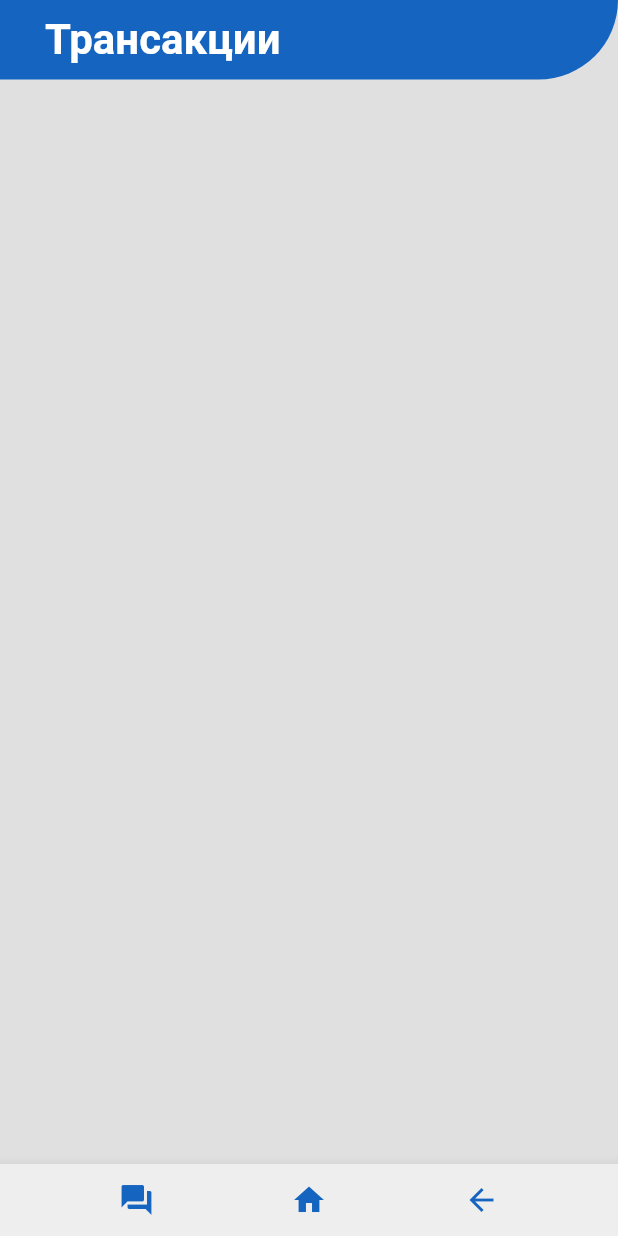
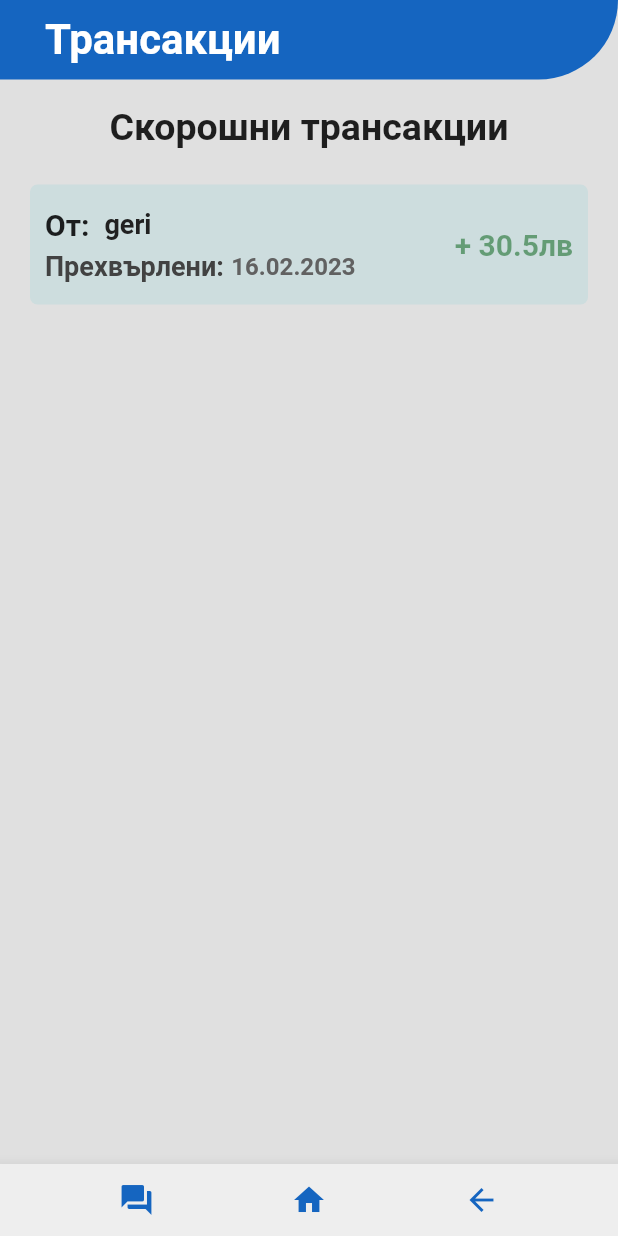
Before and after one commit to TIVMOF/online_bank, a Flutter app: the TransactionPage screen opened directly, on a phone screen of 412 x 824 dp. Run offline on Flutter 3.47's test engine with Material 2 defaults, Android fonts, the phone set to English and light mode, and no system bars; drawn by our look-alikes of readmore; our stand-ins replace smooth_page_indicator, syncfusion_flutter_charts.

Commit message:
my_transaction

```diff
--- a/lib/pages/transaction_page.dart
+++ b/lib/pages/transaction_page.dart
@@ -1,5 +1,7 @@
 import 'package:flutter/material.dart';
 import 'package:online_bank/main.dart';
+import 'package:online_bank/utill/my_transaction.dart';
+import 'package:online_bank/utill/read_more.dart';
 
 import '../utill/app_bar.dart';
 import '../utill/bottom_app_bar.dart';
@@ -12,6 +14,8 @@ class TransactionPage extends StatefulWidget {
 }
 
 class _TransactionPageState extends State<TransactionPage> {
+  final _controller = PageController();
+
   @override
   Widget build(BuildContext context) {
     return Scaffold(
@@ -20,6 +24,32 @@ class _TransactionPageState extends State<TransactionPage> {
       body: SafeArea(
         child: Column(children: [
           MyAppBar(first_name: 'Трансакции', second_name: ''),
+
+          // recent transactions
+          MyRead(
+            content: 'Скорошни трансакции',
+            trimLines: 2,
+            align: TextAlign.center,
+            size: 25,
+            weight: FontWeight.bold
+            ),
+
+          Container(
+            height: 300,
+            child: ListView(
+              scrollDirection: Axis.vertical,
+              controller: _controller,
+              children: [
+                MyTransaction(
+                  recipient: 'geri',
+                  date: '16.02.2023',
+                  sum: 30.50,
+                  sentOrReceived: true,
+                ),
+
+              ],
+            ),
+          )
         ],)
         ),
     );
--- a/lib/utill/my_chart.dart
+++ b/lib/utill/my_chart.dart
@@ -125,5 +125,5 @@ class MyChart extends StatelessWidget {
 class ChartData {
         ChartData(this.x, this.y);
         final String x;
-        final double? y;
+        final double y;
     }
--- /dev/null
+++ b/lib/utill/my_transaction.dart
@@ -0,0 +1,100 @@
+import 'package:flutter/material.dart';
+
+class MyTransaction extends StatelessWidget {
+  final String recipient;
+  final String date;
+  final double sum;
+  final bool sentOrReceived;
+
+  MyTransaction({
+    super.key,
+    required this.recipient,
+    required this.date,
+    required this.sum,
+    required this.sentOrReceived,
+    });
+
+  final backgroundSent = Color.fromARGB(19, 0, 81, 255);
+  final textSent = 'Към:';
+  final colorSent = Color.fromARGB(137, 234, 17, 1);
+  final minus = '-';
+
+  final backgroundReceived = Color.fromARGB(22, 0, 186, 199);
+  final textReceived = 'От:';
+  final colorReceived = Color.fromARGB(130, 0, 94, 17);
+  final plus = '+';
+
+  @override
+  Widget build(BuildContext context) {
+    return Padding(
+      padding: const EdgeInsets.only(bottom: 20, left: 20, right: 20),
+      child: Container(
+        height: 80,
+        padding: EdgeInsets.only(top: 15, bottom: 15, left: 10, right: 10),
+        decoration: BoxDecoration(
+          color: sentOrReceived? backgroundReceived: backgroundSent,
+          borderRadius: BorderRadius.circular(5),
+        ),
+        child: Row(
+          mainAxisAlignment: MainAxisAlignment.spaceBetween,
+          children: [
+          Column(
+            crossAxisAlignment: CrossAxisAlignment.start,
+            mainAxisAlignment: MainAxisAlignment.spaceBetween,
+            children: [
+              Row(
+                children: [
+                  Text(
+                    sentOrReceived? textReceived: textSent,
+                    style: TextStyle(
+                      fontSize: 20,
+                      fontWeight: FontWeight.bold
+                    ),
+                  ),
+                  SizedBox(width: 10,),
+                  Text(
+                    recipient,
+                    style: TextStyle(
+                      fontSize: 18,
+                      fontWeight: FontWeight.bold,
+                      color: Colors.grey.shade900,
+                    ),
+                  ),
+                ],
+              ),
+              Row(
+                children: [
+                  Text(
+                    'Прехвърлени:',
+                    style: TextStyle(
+                      fontSize: 18,
+                      fontWeight: FontWeight.bold,
+                      color: Colors.grey.shade800,
+                    ),
+                  ),
+                  SizedBox(width: 5,),
+                  Text(
+                    date,
+                    style: TextStyle(
+                      fontSize: 16,
+                      fontWeight: FontWeight.bold,
+                      color: Colors.grey.shade700,
+                    ),
+                  ),
+                ],
+              ),
+            ],
+          ),
+          Text(
+            (sentOrReceived? plus: minus) + ' ' + sum.toString() + 'лв',
+            style: TextStyle(
+              fontSize: 20,
+              color: sentOrReceived? colorReceived: colorSent,
+              fontWeight: FontWeight.bold,
+            ),
+          ),
+        ],),
+      ),
+    );
+  }
+}
```
